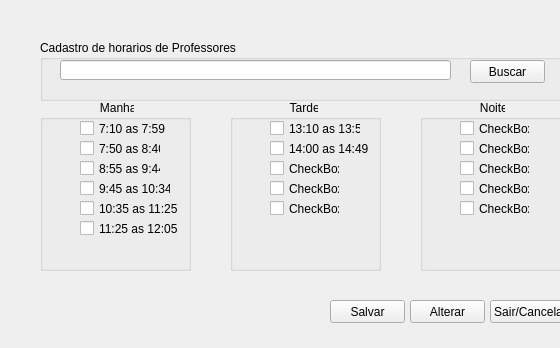
Before: the Qt Designer form Geovani/cadastrohorario.ui in UnPComp2013/Grupo5, drawn with Qt 5; both pictures show x 0 to 560 and y 0 to 348 of the 800 by 600 pixel window.
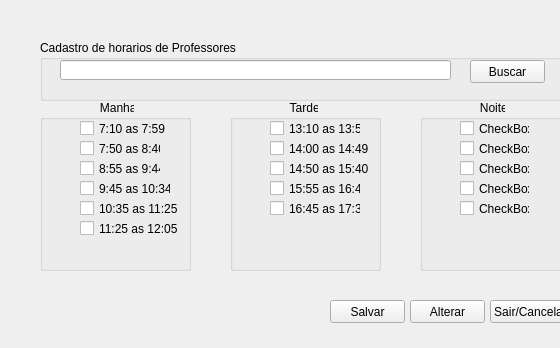
After: the same form once the commit is applied.

The edit to the form file:
```diff
--- a/Geovani/cadastrohorario.ui
+++ b/Geovani/cadastrohorario.ui
@@ -148,12 +148,12 @@
       <rect>
        <x>40</x>
        <y>60</y>
-       <width>70</width>
+       <width>101</width>
        <height>17</height>
       </rect>
      </property>
      <property name="text">
-      <string>CheckBox</string>
+      <string>14:50 as 15:40</string>
      </property>
     </widget>
     <widget class="QCheckBox" name="checkBox_7">
@@ -161,12 +161,12 @@
       <rect>
        <x>40</x>
        <y>80</y>
-       <width>70</width>
+       <width>91</width>
        <height>17</height>
       </rect>
      </property>
      <property name="text">
-      <string>CheckBox</string>
+      <string>15:55 as 16:44</string>
      </property>
     </widget>
     <widget class="QCheckBox" name="checkBox_8">
@@ -174,12 +174,12 @@
       <rect>
        <x>40</x>
        <y>100</y>
-       <width>70</width>
+       <width>91</width>
        <height>17</height>
       </rect>
      </property>
      <property name="text">
-      <string>CheckBox</string>
+      <string>16:45 as 17:35</string>
      </property>
     </widget>
    </widget>
```
